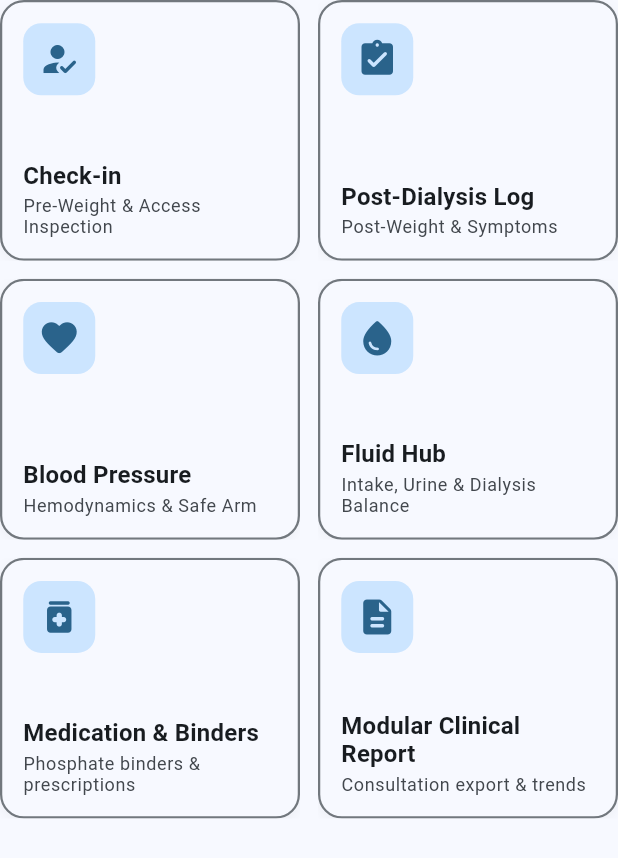
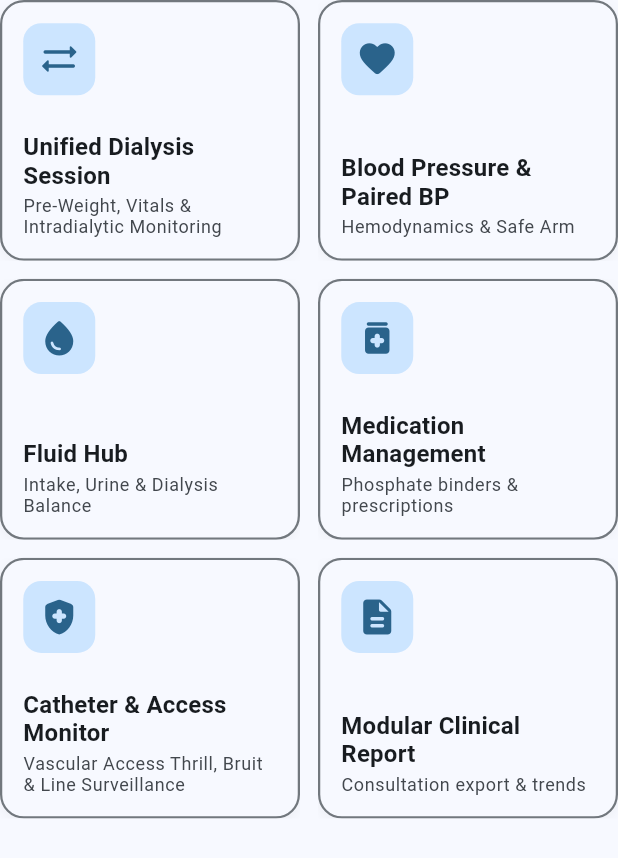
Before and after one commit to AliAhmedoo5/nephrocare, a Flutter app: the ConditionAdaptiveGrid widget shown alone on an empty page, opened directly with empty values, on a phone screen of 412 x 824 dp. Shown: the top 858 px of the screen. Run offline on Flutter 3.47's test engine with Material 3 defaults, Android fonts, the phone set to English and light mode, and no system bars; our stand-ins replace drift, drift_flutter, flutter_riverpod, pdf, printing, qr_flutter; missing offline and left inert: cryptography; accounts and stored records are empty; generated files the repository leaves out were written again.

Commit message:
feat(dashboard): condition-adaptive grid rebalancing and dynamic live summaries (#19)

```diff
--- a/lib/src/features/dashboard/presentation/condition_adaptive_grid.dart
+++ b/lib/src/features/dashboard/presentation/condition_adaptive_grid.dart
@@ -11,6 +11,8 @@ class ConditionAdaptiveGrid extends StatelessWidget {
   final void Function(ClinicalActionCard card)? onCardTap;
   final FluidBalanceSummary? fluidSummary;
   final CatheterLifespanSummary? catheterSummary;
+  final int? activeMedicationsCount;
+  final bool hasActiveDialysisSession;
 
   const ConditionAdaptiveGrid({
     super.key,
@@ -18,6 +20,8 @@ class ConditionAdaptiveGrid extends StatelessWidget {
     this.onCardTap,
     this.fluidSummary,
     this.catheterSummary,
+    this.activeMedicationsCount,
+    this.hasActiveDialysisSession = false,
   });
 
   @override
@@ -43,8 +47,9 @@ class ConditionAdaptiveGrid extends StatelessWidget {
             final card = cards[index];
             var effectiveCard = card;
 
+            // 1. Fluid balance progression dynamic subtitle
             if (fluidSummary != null) {
-              if (card.id == 'hd_fluid_hub' || card.title == 'Fluid Hub') {
+              if (card.id.contains('fluid_hub') || card.title == 'Fluid Hub') {
                 effectiveCard = ClinicalActionCard(
                   id: card.id,
                   title: card.title,
@@ -84,16 +89,49 @@ class ConditionAdaptiveGrid extends StatelessWidget {
               }
             }
 
-            if (catheterSummary != null && card.id == 'uro_catheter_lifespan') {
+            // 2. Catheter risk state dynamic subtitle
+            if (catheterSummary != null) {
+              if (card.id == 'uro_catheter_lifespan' ||
+                  card.title == 'Foley Catheter Lifespan' ||
+                  card.id == 'hd_catheter_access' ||
+                  card.title == 'Catheter & Access Monitor') {
+                effectiveCard = ClinicalActionCard(
+                  id: card.id,
+                  title: card.title,
+                  subtitle: 'Day ${catheterSummary!.dayOfCycle} of ${catheterSummary!.totalLifespanDays} • ${catheterSummary!.statusTitle}',
+                  icon: card.icon,
+                  semanticLabel: '${card.semanticLabel}: Day ${catheterSummary!.dayOfCycle} of ${catheterSummary!.totalLifespanDays}, ${catheterSummary!.statusTitle}',
+                  accentColor: catheterSummary!.statusColor,
+                );
+              }
+            }
+
+            // 3. Active medications count dynamic subtitle
+            if (activeMedicationsCount != null && (card.id.contains('medication') || card.title == 'Medication Management')) {
               effectiveCard = ClinicalActionCard(
                 id: card.id,
                 title: card.title,
-                subtitle: 'Day ${catheterSummary!.dayOfCycle} of ${catheterSummary!.totalLifespanDays} • ${catheterSummary!.statusTitle}',
+                subtitle: activeMedicationsCount! > 0
+                    ? '$activeMedicationsCount active medication${activeMedicationsCount == 1 ? '' : 's'} & binders'
+                    : 'Regimen, phosphate binders & 1-tap doses',
                 icon: card.icon,
-                semanticLabel: card.semanticLabel,
-                accentColor: catheterSummary!.statusColor,
+                semanticLabel: '${card.semanticLabel}: $activeMedicationsCount active medications',
+                accentColor: card.accentColor,
               );
             }
+
+            // 4. Active dialysis session dynamic subtitle
+            if (hasActiveDialysisSession && (card.id == 'hd_dialysis_session' || card.title == 'Unified Dialysis Session')) {
+              effectiveCard = ClinicalActionCard(
+                id: card.id,
+                title: card.title,
+                subtitle: 'Session in progress • Tap to resume/checkout',
+                icon: card.icon,
+                semanticLabel: '${card.semanticLabel}: Session currently in progress',
+                accentColor: theme.colorScheme.primary,
+              );
+            }
+
             return _ClinicalActionGridCard(
               card: effectiveCard,
               theme: theme,
--- a/lib/src/features/profile/domain/condition_adaptive_grid_config.dart
+++ b/lib/src/features/profile/domain/condition_adaptive_grid_config.dart
@@ -30,25 +30,18 @@ class ConditionAdaptiveGridConfig {
       case ClinicalCondition.hemodialysis:
         return const [
           ClinicalActionCard(
-            id: 'hd_check_in',
-            title: 'Check-in',
-            subtitle: 'Pre-Weight & Access Inspection',
-            icon: Icons.how_to_reg_rounded,
-            semanticLabel: 'Hemodialysis pre-session check-in for pre-weight and access inspection',
-          ),
-          ClinicalActionCard(
-            id: 'hd_post_dialysis',
-            title: 'Post-Dialysis Log',
-            subtitle: 'Post-Weight & Symptoms',
-            icon: Icons.assignment_turned_in_rounded,
-            semanticLabel: 'Log post-dialysis weight and recovery symptoms',
+            id: 'hd_dialysis_session',
+            title: 'Unified Dialysis Session',
+            subtitle: 'Pre-Weight, Vitals & Intradialytic Monitoring',
+            icon: Icons.sync_alt_rounded,
+            semanticLabel: 'Unified hemodialysis session lifecycle, pre-session check-in, and post-session checkout',
           ),
           ClinicalActionCard(
             id: 'hd_blood_pressure',
-            title: 'Blood Pressure',
+            title: 'Blood Pressure & Paired BP',
             subtitle: 'Hemodynamics & Safe Arm',
             icon: Icons.favorite_rounded,
-            semanticLabel: 'Record blood pressure with fistula safe arm lockout',
+            semanticLabel: 'Record blood pressure and paired anti-hypertensive response with fistula safe arm lockout',
           ),
           ClinicalActionCard(
             id: 'hd_fluid_hub',
@@ -59,10 +52,17 @@ class ConditionAdaptiveGridConfig {
           ),
           ClinicalActionCard(
             id: 'hd_medications',
-            title: 'Medication & Binders',
+            title: 'Medication Management',
             subtitle: 'Phosphate binders & prescriptions',
             icon: Icons.medication_rounded,
             semanticLabel: 'Log prescribed medications and phosphate binder intake',
+          ),
+          ClinicalActionCard(
+            id: 'hd_catheter_access',
+            title: 'Catheter & Access Monitor',
+            subtitle: 'Vascular Access Thrill, Bruit & Line Surveillance',
+            icon: Icons.health_and_safety_rounded,
+            semanticLabel: 'Monitor vascular access thrill, bruit, catheter integrity, and infection signs',
           ),
           ClinicalActionCard(
             id: 'hd_clinical_report',
@@ -85,13 +85,13 @@ class ConditionAdaptiveGridConfig {
           ClinicalActionCard(
             id: 'pd_exit_site',
             title: 'Exit-Site Inspection',
-            subtitle: 'Catheter check & redness',
+            subtitle: 'Catheter check & infection signs',
             icon: Icons.health_and_safety_rounded,
             semanticLabel: 'Inspect PD abdominal catheter exit-site for infection',
           ),
           ClinicalActionCard(
             id: 'pd_daily_weight',
-            title: 'Daily Weight & Dry Weight',
+            title: 'Daily Weight',
             subtitle: 'Prescribed dry weight tracking',
             icon: Icons.monitor_weight_rounded,
             semanticLabel: 'Record daily weight against prescribed dry weight',
@@ -99,23 +99,23 @@ class ConditionAdaptiveGridConfig {
           ClinicalActionCard(
             id: 'pd_blood_pressure',
             title: 'Blood Pressure',
-            subtitle: 'Daily hemodynamics',
+            subtitle: 'Daily hemodynamics & pulse',
             icon: Icons.favorite_rounded,
             semanticLabel: 'Record daily blood pressure and pulse',
           ),
           ClinicalActionCard(
-            id: 'pd_fluid_balance',
-            title: '24h Fluid Balance',
-            subtitle: 'Net intake minus ultrafiltration',
-            icon: Icons.balance_rounded,
+            id: 'pd_fluid_hub',
+            title: 'Fluid Hub',
+            subtitle: 'Intake, ultrafiltration & net balance',
+            icon: Icons.water_drop_rounded,
             semanticLabel: 'Calculate 24-hour net fluid balance from intake and peritoneal ultrafiltration',
           ),
           ClinicalActionCard(
-            id: 'pd_clinical_report',
-            title: 'Modular Clinical Report',
-            subtitle: 'Consultation export & trends',
-            icon: Icons.description_rounded,
-            semanticLabel: 'Generate modular clinical report for physician consultation',
+            id: 'pd_medications',
+            title: 'Medication Management',
+            subtitle: 'Prescriptions & binders',
+            icon: Icons.medication_rounded,
+            semanticLabel: 'Log prescribed medications and dosages',
           ),
         ];
 
@@ -123,10 +123,10 @@ class ConditionAdaptiveGridConfig {
         return const [
           ClinicalActionCard(
             id: 'ckd_blood_pressure',
-            title: 'Blood Pressure',
+            title: 'Blood Pressure & Paired BP',
             subtitle: 'Strict hemodynamic control',
             icon: Icons.favorite_rounded,
-            semanticLabel: 'Record blood pressure for chronic kidney disease management',
+            semanticLabel: 'Record blood pressure and paired anti-hypertensive response for chronic kidney disease management',
           ),
           ClinicalActionCard(
             id: 'ckd_daily_weight',
@@ -136,18 +136,18 @@ class ConditionAdaptiveGridConfig {
             semanticLabel: 'Record daily morning weight for fluid retention surveillance',
           ),
           ClinicalActionCard(
-            id: 'ckd_fluid_allowance',
-            title: 'Fluid Allowance Tracker',
-            subtitle: 'Daily fluid restriction tracking',
-            icon: Icons.local_drink_rounded,
-            semanticLabel: 'Track daily fluid intake against prescribed fluid allowance',
+            id: 'ckd_fluid_hub',
+            title: 'Fluid Hub',
+            subtitle: 'Daily fluid restriction & balance',
+            icon: Icons.water_drop_rounded,
+            semanticLabel: 'Track daily fluid intake and native urine output balance against prescribed fluid allowance',
           ),
           ClinicalActionCard(
-            id: 'ckd_medication_binders',
-            title: 'Medication & Binders',
-            subtitle: 'Phosphate binders & prescriptions',
+            id: 'ckd_medications',
+            title: 'Medication Management',
+            subtitle: 'Prescriptions & anti-hypertensives',
             icon: Icons.medication_rounded,
-            semanticLabel: 'Log prescribed medications and phosphate binder intake',
+            semanticLabel: 'Log prescribed medications and anti-hypertensive intake',
           ),
           ClinicalActionCard(
             id: 'ckd_symptom_log',
@@ -175,18 +175,18 @@ class ConditionAdaptiveGridConfig {
             semanticLabel: 'Monitor indwelling Foley catheter 14-day lifespan and CAUTI risk window',
           ),
           ClinicalActionCard(
-            id: 'uro_urine_evacuation',
-            title: 'Urine Evacuation',
-            subtitle: 'Volume & Hematuria Grade',
-            icon: Icons.opacity_rounded,
-            semanticLabel: 'Record urine evacuation volume and hematuria bleeding grade',
+            id: 'uro_fluid_hub',
+            title: 'Fluid Hub',
+            subtitle: 'Hydration intake & urine output balance',
+            icon: Icons.water_drop_rounded,
+            semanticLabel: 'Track daily fluid consumption and catheter urine evacuation balance',
           ),
           ClinicalActionCard(
-            id: 'uro_fluid_intake',
-            title: 'Fluid Intake',
-            subtitle: 'Daily intake hydration tracking',
-            icon: Icons.local_drink_rounded,
-            semanticLabel: 'Track daily fluid consumption to maintain catheter flushing',
+            id: 'uro_medications',
+            title: 'Medication Management',
+            subtitle: 'Antibiotics & prescriptions',
+            icon: Icons.medication_rounded,
+            semanticLabel: 'Log prescribed medications and antibiotics',
           ),
           ClinicalActionCard(
             id: 'uro_blood_pressure',
```
Also changed, not shown: lib/src/features/dashboard/presentation/dashboard_screen.dart (+42 -25 lines), 7 other files.
